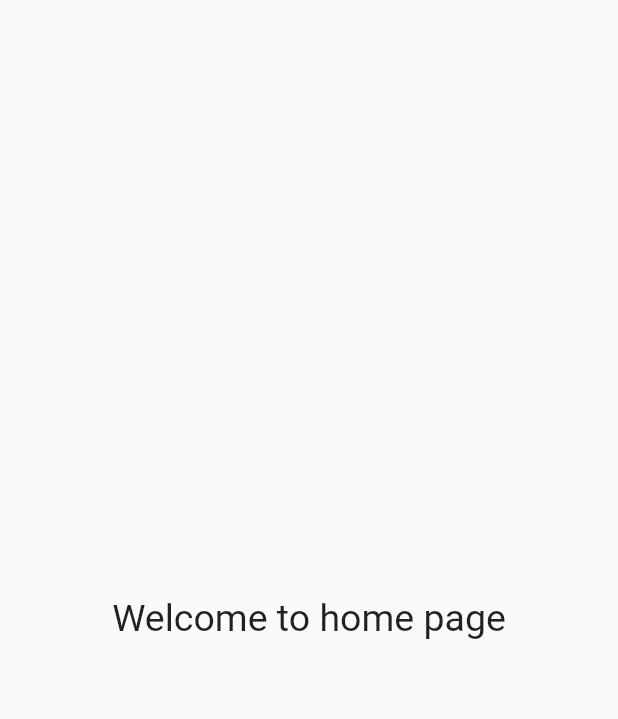
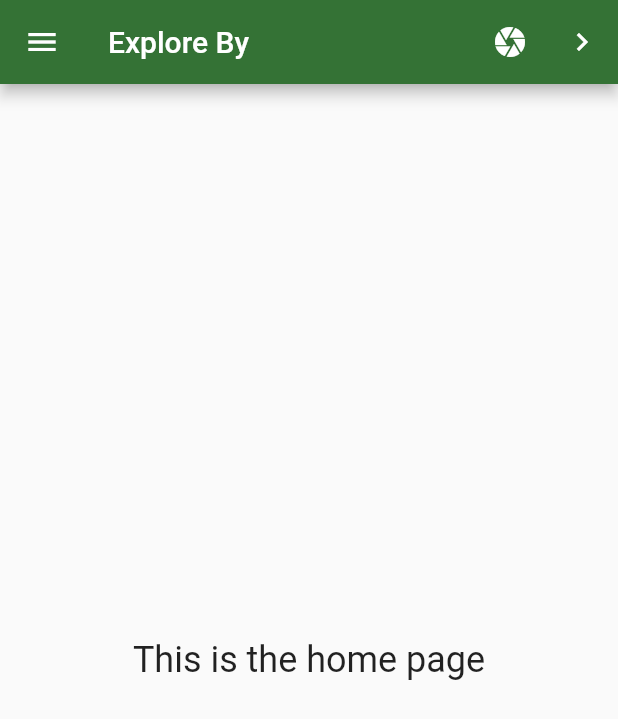
Before and after one commit to Welborn007/FlutterDemo, a Flutter app: the screen it shows after launch, on a phone screen of 412 x 824 dp. Shown: the top 719 px of the screen. Run offline on Flutter 3.47's test engine with Material 2 defaults, Android fonts, the phone set to English and light mode, and no system bars.

Commit message:
Added AppBar and Navigation drawer layout

```diff
--- a/lib/home.dart
+++ b/lib/home.dart
@@ -1,14 +1,95 @@
 import 'package:flutter/material.dart';
 
 class HomeScreen extends StatelessWidget {
+  const HomeScreen({Key? key}) : super(key: key);
+
+  @override
+  Widget build(BuildContext context) {
+    return MaterialApp(
+        home: MyStatelessWidget(),
+        theme: ThemeData(
+            appBarTheme: AppBarTheme(
+          color: const Color(0xFF347235),
+        )),
+        debugShowCheckedModeBanner: false);
+  }
+}
+
+class MyStatelessWidget extends StatelessWidget {
+  const MyStatelessWidget({Key? key}) : super(key: key);
+
   @override
   Widget build(BuildContext context) {
     return Scaffold(
-      body: Center(
-          child: Text(
-        "Welcome to home page",
-        style: TextStyle(fontSize: 25.0),
-      )),
+      appBar: AppBar(
+        title: const Text('Explore By'),
+        actions: <Widget>[
+          IconButton(
+            icon: const Icon(Icons.camera),
+            tooltip: 'Show Snackbar',
+            onPressed: () {
+              ScaffoldMessenger.of(context).showSnackBar(
+                  const SnackBar(content: Text('This is a snackbar')));
+            },
+          ),
+          IconButton(
+            icon: const Icon(Icons.navigate_next),
+            tooltip: 'Go to the next page',
+            onPressed: () {
+              Navigator.push(context, MaterialPageRoute<void>(
+                builder: (BuildContext context) {
+                  return Scaffold(
+                    appBar: AppBar(
+                      title: const Text('Next page'),
+                    ),
+                    body: const Center(
+                      child: Text(
+                        'This is the next page',
+                        style: TextStyle(fontSize: 24),
+                      ),
+                    ),
+                  );
+                },
+              ));
+            },
+          ),
+        ],
+      ),
+      body: const Center(
+        child: Text(
+          'This is the home page',
+          style: TextStyle(fontSize: 24),
+        ),
+      ),
+      drawer: Drawer(
+        child: ListView(
+          padding: EdgeInsets.zero,
+          children: const <Widget>[
+            DrawerHeader(
+              decoration: BoxDecoration(color: const Color(0xFF347235)),
+              child: Text(
+                'Vasai birds',
+                style: TextStyle(
+                  color: Colors.white,
+                  fontSize: 24,
+                ),
+              ),
+            ),
+            ListTile(
+              leading: Icon(Icons.message),
+              title: Text('Messages'),
+            ),
+            ListTile(
+              leading: Icon(Icons.account_circle),
+              title: Text('Profile'),
+            ),
+            ListTile(
+              leading: Icon(Icons.settings),
+              title: Text('Settings'),
+            ),
+          ],
+        ),
+      ),
     );
   }
 }
--- a/lib/splashScreen.dart
+++ b/lib/splashScreen.dart
@@ -3,6 +3,8 @@ import 'package:flutter/material.dart';
 import 'home.dart';
 
 class SplashScreen extends StatefulWidget {
+  const SplashScreen({Key? key}) : super(key: key);
+
   @override
   _SplashScreenState createState() => _SplashScreenState();
 }
```
Also changed, not shown: lib/main.dart (+0 -82 lines).
